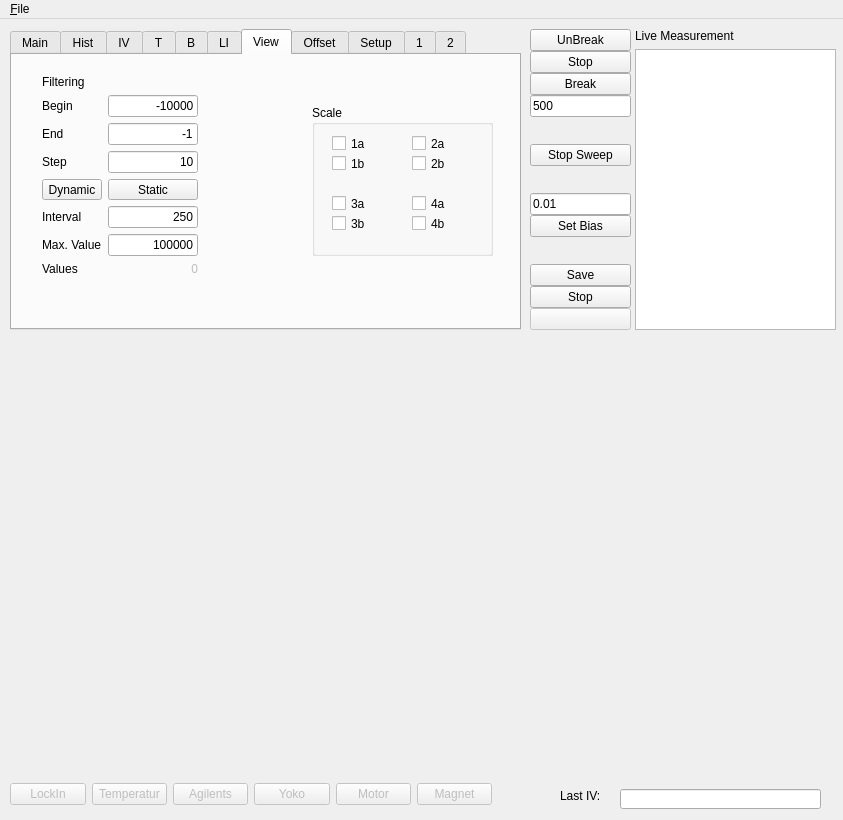
Old version of the form gui_andreev.ui in the repository konchris/andreev.
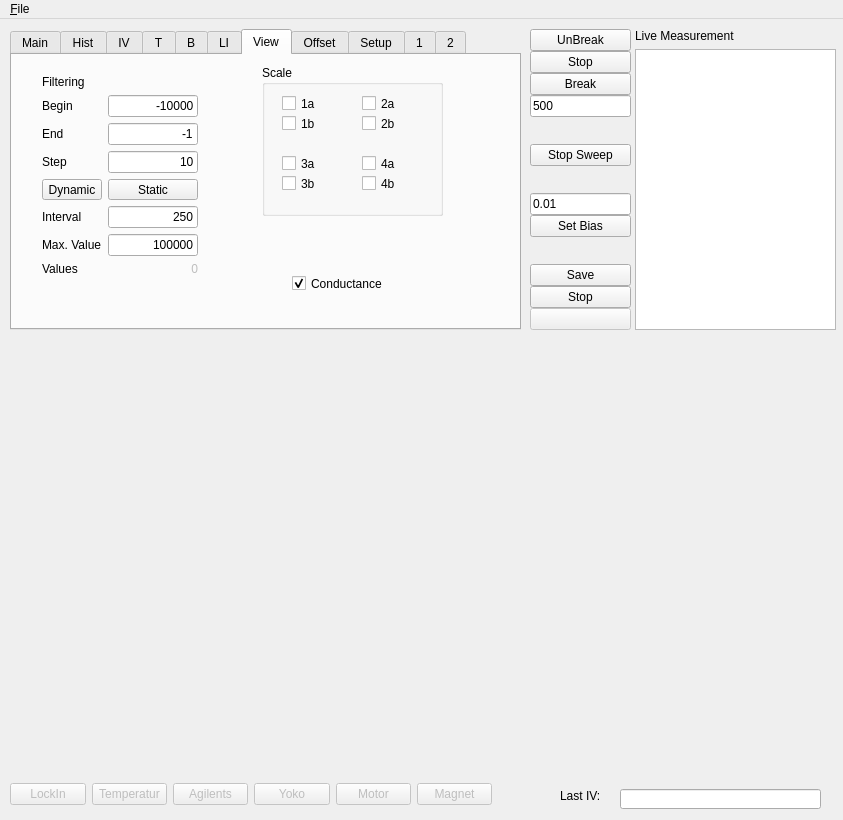
New version of the form. The open tabs and pages were chosen to show the change. Custom widgets are drawn as their Qt base class.

Patch:
```diff
--- a/gui_andreev.ui
+++ b/gui_andreev.ui
@@ -1658,8 +1658,8 @@
         <widget class="QGroupBox" name="groupBox_3">
          <property name="geometry">
           <rect>
-           <x>300</x>
-           <y>50</y>
+           <x>250</x>
+           <y>10</y>
            <width>181</width>
            <height>151</height>
           </rect>
@@ -1772,6 +1772,22 @@
           </property>
          </widget>
         </widget>
+        <widget class="QCheckBox" name="checkViewConductance">
+         <property name="geometry">
+          <rect>
+           <x>280</x>
+           <y>220</y>
+           <width>111</width>
+           <height>17</height>
+          </rect>
+         </property>
+         <property name="text">
+          <string>Conductance</string>
+         </property>
+         <property name="checked">
+          <bool>true</bool>
+         </property>
+        </widget>
        </widget>
        <widget class="QWidget" name="tab_11">
         <attribute name="title">
```
Left out of the diff: 11 changed lines with no effect on the pictures.
